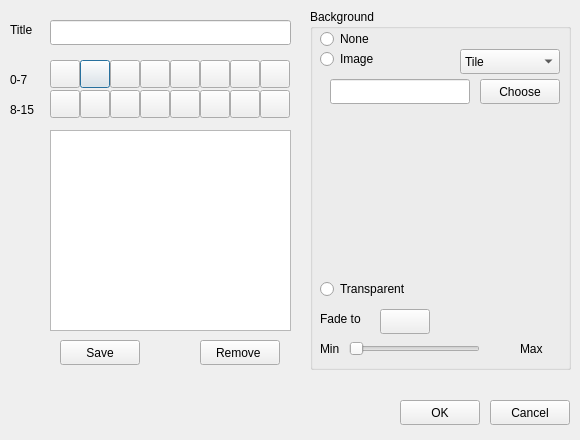
adaptee/qterm-hack, file src/ui/schemedialog.ui: the form before one commit.
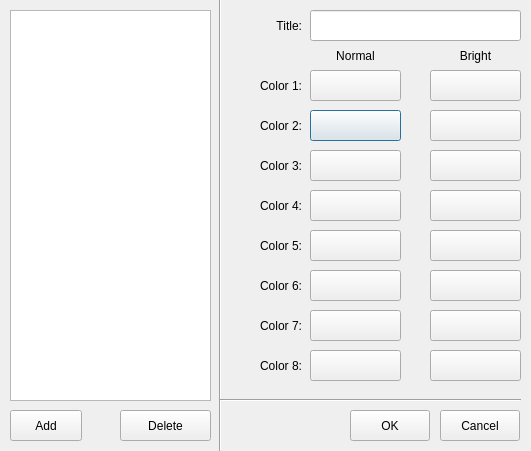
The form after the commit.

Commit message: Redo the scheme dialog, remove the background drawing code

Patch:
```diff
--- a/src/ui/schemedialog.ui
+++ b/src/ui/schemedialog.ui
@@ -3,538 +3,514 @@
  <comment></comment>
  <exportmacro></exportmacro>
  <class>schemeDialog</class>
- <widget class="QDialog" name="schemeDialog" >
-  <property name="geometry" >
+ <widget class="QDialog" name="schemeDialog">
+  <property name="geometry">
    <rect>
     <x>0</x>
     <y>0</y>
-    <width>580</width>
-    <height>440</height>
+    <width>531</width>
+    <height>451</height>
    </rect>
   </property>
-  <property name="minimumSize" >
+  <property name="minimumSize">
    <size>
-    <width>580</width>
+    <width>480</width>
     <height>440</height>
    </size>
   </property>
-  <property name="maximumSize" >
+  <property name="maximumSize">
    <size>
     <width>580</width>
-    <height>440</height>
+    <height>540</height>
    </size>
   </property>
   <property name="windowTitle" >
    <string>Scheme Editor</string>
   </property>
-  <widget class="QLabel" name="textLabel1_2" >
-   <property name="geometry" >
+  <widget class="QLabel" name="textLabel1_2">
+   <property name="geometry">
     <rect>
-     <x>10</x>
-     <y>20</y>
-     <width>40</width>
-     <height>20</height>
+     <x>230</x>
+     <y>10</y>
+     <width>72</width>
+     <height>31</height>
     </rect>
    </property>
-   <property name="text" >
-    <string>Title</string>
+   <property name="text">
+    <string>Title:</string>
    </property>
-  </widget>
-  <widget class="QLabel" name="textLabel2" >
-   <property name="geometry" >
-    <rect>
-     <x>10</x>
-     <y>100</y>
-     <width>30</width>
-     <height>20</height>
-    </rect>
+   <property name="alignment">
+    <set>Qt::AlignRight|Qt::AlignTrailing|Qt::AlignVCenter</set>
    </property>
-   <property name="frameShape" >
-    <enum>QFrame::NoFrame</enum>
-   </property>
-   <property name="frameShadow" >
-    <enum>QFrame::Plain</enum>
-   </property>
-   <property name="text" >
-    <string>8-15</string>
-   </property>
   </widget>
-  <widget class="QPushButton" name="clr1Button" >
-   <property name="geometry" >
+  <widget class="QPushButton" name="clr1Button">
+   <property name="geometry">
     <rect>
-     <x>80</x>
-     <y>60</y>
-     <width>30</width>
-     <height>28</height>
+     <x>310</x>
+     <y>110</y>
+     <width>91</width>
+     <height>31</height>
     </rect>
    </property>
    <property name="text" >
     <string/>
    </property>
   </widget>
-  <widget class="QPushButton" name="clr2Button" >
-   <property name="geometry" >
+  <widget class="QPushButton" name="clr2Button">
+   <property name="geometry">
     <rect>
-     <x>110</x>
-     <y>60</y>
-     <width>30</width>
-     <height>28</height>
+     <x>310</x>
+     <y>150</y>
+     <width>91</width>
+     <height>31</height>
     </rect>
    </property>
    <property name="text" >
     <string/>
    </property>
   </widget>
-  <widget class="QPushButton" name="clr3Button" >
-   <property name="geometry" >
+  <widget class="QPushButton" name="clr3Button">
+   <property name="geometry">
     <rect>
-     <x>140</x>
-     <y>60</y>
-     <width>30</width>
-     <height>28</height>
+     <x>310</x>
+     <y>190</y>
+     <width>91</width>
+     <height>31</height>
     </rect>
    </property>
    <property name="text" >
     <string/>
    </property>
   </widget>
-  <widget class="QPushButton" name="clr4Button" >
-   <property name="geometry" >
+  <widget class="QPushButton" name="clr4Button">
+   <property name="geometry">
     <rect>
-     <x>170</x>
-     <y>60</y>
-     <width>30</width>
-     <height>28</height>
+     <x>310</x>
+     <y>230</y>
+     <width>91</width>
+     <height>31</height>
     </rect>
    </property>
    <property name="text" >
     <string/>
    </property>
   </widget>
-  <widget class="QPushButton" name="clr5Button" >
-   <property name="geometry" >
+  <widget class="QPushButton" name="clr5Button">
+   <property name="geometry">
     <rect>
-     <x>200</x>
-     <y>60</y>
-     <width>30</width>
-     <height>28</height>
+     <x>310</x>
+     <y>270</y>
+     <width>91</width>
+     <height>31</height>
     </rect>
    </property>
    <property name="text" >
     <string/>
    </property>
   </widget>
-  <widget class="QPushButton" name="clr6Button" >
-   <property name="geometry" >
+  <widget class="QPushButton" name="clr6Button">
+   <property name="geometry">
     <rect>
-     <x>230</x>
-     <y>60</y>
-     <width>30</width>
-     <height>28</height>
+     <x>310</x>
+     <y>310</y>
+     <width>91</width>
+     <height>31</height>
     </rect>
    </property>
    <property name="text" >
     <string/>
    </property>
   </widget>
-  <widget class="QPushButton" name="clr7Button" >
-   <property name="geometry" >
+  <widget class="QPushButton" name="clr7Button">
+   <property name="geometry">
     <rect>
-     <x>260</x>
-     <y>60</y>
-     <width>30</width>
-     <height>28</height>
+     <x>310</x>
+     <y>350</y>
+     <width>91</width>
+     <height>31</height>
     </rect>
    </property>
    <property name="text" >
     <string/>
    </property>
   </widget>
-  <widget class="QLineEdit" name="titleLineEdit" >
-   <property name="geometry" >
+  <widget class="QLineEdit" name="titleLineEdit">
+   <property name="geometry">
     <rect>
-     <x>50</x>
-     <y>20</y>
-     <width>241</width>
-     <height>25</height>
+     <x>310</x>
+     <y>10</y>
+     <width>211</width>
+     <height>31</height>
     </rect>
    </property>
   </widget>
-  <widget class="QPushButton" name="clr0Button" >
-   <property name="geometry" >
+  <widget class="QPushButton" name="clr0Button">
+   <property name="geometry">
     <rect>
-     <x>50</x>
-     <y>60</y>
-     <width>30</width>
-     <height>28</height>
+     <x>310</x>
+     <y>70</y>
+     <width>91</width>
+     <height>31</height>
     </rect>
    </property>
    <property name="text" >
     <string/>
    </property>
   </widget>
-  <widget class="QPushButton" name="clr9Button" >
-   <property name="geometry" >
+  <widget class="QPushButton" name="clr9Button">
+   <property name="geometry">
     <rect>
-     <x>80</x>
-     <y>90</y>
-     <width>30</width>
-     <height>28</height>
+     <x>430</x>
+     <y>110</y>
+     <width>91</width>
+     <height>31</height>
     </rect>
    </property>
    <property name="text" >
     <string/>
    </property>
   </widget>
-  <widget class="QPushButton" name="clr10Button" >
-   <property name="geometry" >
+  <widget class="QPushButton" name="clr10Button">
+   <property name="geometry">
     <rect>
-     <x>110</x>
-     <y>90</y>
-     <width>30</width>
-     <height>28</height>
+     <x>430</x>
+     <y>150</y>
+     <width>91</width>
+     <height>31</height>
     </rect>
    </property>
    <property name="text" >
     <string/>
    </property>
   </widget>
-  <widget class="QPushButton" name="clr11Button" >
-   <property name="geometry" >
+  <widget class="QPushButton" name="clr11Button">
+   <property name="geometry">
     <rect>
-     <x>140</x>
-     <y>90</y>
-     <width>30</width>
-     <height>28</height>
+     <x>430</x>
+     <y>190</y>
+     <width>91</width>
+     <height>31</height>
     </rect>
    </property>
    <property name="text" >
     <string/>
    </property>
   </widget>
-  <widget class="QPushButton" name="clr12Button" >
-   <property name="geometry" >
+  <widget class="QPushButton" name="clr12Button">
+   <property name="geometry">
     <rect>
-     <x>170</x>
-     <y>90</y>
-     <width>30</width>
-     <height>28</height>
+     <x>430</x>
+     <y>230</y>
+     <width>91</width>
+     <height>31</height>
     </rect>
    </property>
    <property name="text" >
     <string/>
    </property>
   </widget>
-  <widget class="QPushButton" name="clr13Button" >
-   <property name="geometry" >
+  <widget class="QPushButton" name="clr13Button">
+   <property name="geometry">
     <rect>
-     <x>200</x>
-     <y>90</y>
-     <width>30</width>
-     <height>28</height>
+     <x>430</x>
+     <y>270</y>
+     <width>91</width>
+     <height>31</height>
     </rect>
    </property>
    <property name="text" >
     <string/>
    </property>
   </widget>
-  <widget class="QPushButton" name="clr14Button" >
-   <property name="geometry" >
+  <widget class="QPushButton" name="clr14Button">
+   <property name="geometry">
     <rect>
-     <x>230</x>
-     <y>90</y>
-     <width>30</width>
-     <height>28</height>
+     <x>430</x>
+     <y>310</y>
+     <width>91</width>
+     <height>31</height>
     </rect>
    </property>
    <property name="text" >
     <string/>
    </property>
   </widget>
-  <widget class="QPushButton" name="clr15Button" >
-   <property name="geometry" >
+  <widget class="QPushButton" name="clr15Button">
+   <property name="geometry">
     <rect>
-     <x>260</x>
-     <y>90</y>
-     <width>30</width>
-     <height>28</height>
+     <x>430</x>
+     <y>350</y>
+     <width>91</width>
+     <height>31</height>
     </rect>
    </property>
    <property name="text" >
     <string/>
    </property>
   </widget>
-  <widget class="QPushButton" name="clr8Button" >
-   <property name="geometry" >
+  <widget class="QPushButton" name="clr8Button">
+   <property name="geometry">
     <rect>
-     <x>50</x>
-     <y>90</y>
-     <width>30</width>
-     <height>28</height>
+     <x>430</x>
+     <y>70</y>
+     <width>91</width>
+     <height>31</height>
     </rect>
    </property>
    <property name="text" >
     <string/>
    </property>
   </widget>
-  <widget class="QLabel" name="textLabel1" >
-   <property name="geometry" >
+  <widget class="QPushButton" name="saveButton">
+   <property name="geometry">
     <rect>
      <x>10</x>
-     <y>70</y>
-     <width>30</width>
-     <height>20</height>
+     <y>410</y>
+     <width>72</width>
+     <height>31</height>
     </rect>
    </property>
-   <property name="text" >
-    <string>0-7</string>
+   <property name="text">
+    <string>Add</string>
    </property>
   </widget>
-  <widget class="QPushButton" name="saveButton" >
-   <property name="geometry" >
+  <widget class="QPushButton" name="removeButton">
+   <property name="geometry">
     <rect>
-     <x>60</x>
-     <y>340</y>
-     <width>80</width>
-     <height>25</height>
+     <x>120</x>
+     <y>410</y>
+     <width>91</width>
+     <height>31</height>
     </rect>
    </property>
-   <property name="text" >
-    <string>Save</string>
+   <property name="text">
+    <string>Delete</string>
    </property>
   </widget>
-  <widget class="QPushButton" name="removeButton" >
-   <property name="geometry" >
+  <widget class="QPushButton" name="cancelButton">
+   <property name="geometry">
     <rect>
-     <x>200</x>
-     <y>340</y>
+     <x>440</x>
+     <y>410</y>
      <width>80</width>
-     <height>25</height>
+     <height>31</height>
     </rect>
    </property>
-   <property name="text" >
-    <string>Remove </string>
-   </property>
-  </widget>
-  <widget class="QPushButton" name="cancelButton" >
-   <property name="geometry" >
-    <rect>
-     <x>490</x>
-     <y>400</y>
-     <width>80</width>
-     <height>25</height>
-    </rect>
-   </property>
-   <property name="text" >
+   <property name="text">
     <string>Cancel</string>
    </property>
   </widget>
-  <widget class="QPushButton" name="okButton" >
-   <property name="geometry" >
+  <widget class="QPushButton" name="okButton">
+   <property name="geometry">
     <rect>
-     <x>400</x>
-     <y>400</y>
+     <x>350</x>
+     <y>410</y>
      <width>80</width>
-     <height>25</height>
+     <height>31</height>
     </rect>
    </property>
    <property name="text" >
     <string>OK</string>
    </property>
   </widget>
-  <widget class="QGroupBox" name="groupBox" >
-   <property name="geometry" >
+  <widget class="QListWidget" name="nameListWidget">
+   <property name="geometry">
     <rect>
-     <x>310</x>
-     <y>9</y>
-     <width>261</width>
-     <height>361</height>
+     <x>10</x>
+     <y>10</y>
+     <width>201</width>
+     <height>391</height>
     </rect>
    </property>
-   <property name="title" >
-    <string>Background</string>
+  </widget>
+  <widget class="Line" name="line">
+   <property name="geometry">
+    <rect>
+     <x>210</x>
+     <y>-20</y>
+     <width>20</width>
+     <height>471</height>
+    </rect>
    </property>
-   <widget class="QLabel" name="TextLabel1" >
-    <property name="geometry" >
-     <rect>
-      <x>10</x>
-      <y>300</y>
-      <width>66</width>
-      <height>20</height>
-     </rect>
-    </property>
-    <property name="text" >
-     <string>Fade to</string>
-    </property>
-   </widget>
-   <widget class="QLabel" name="TextLabel2" >
-    <property name="geometry" >
-     <rect>
-      <x>10</x>
-      <y>330</y>
-      <width>40</width>
-      <height>20</height>
-     </rect>
-    </property>
-    <property name="text" >
-     <string>Min</string>
-    </property>
-   </widget>
-   <widget class="QRadioButton" name="noneRadioButton" >
-    <property name="geometry" >
-     <rect>
-      <x>10</x>
-      <y>20</y>
-      <width>70</width>
-      <height>20</height>
-     </rect>
-    </property>
-    <property name="text" >
-     <string>None</string>
-    </property>
-   </widget>
-   <widget class="QLineEdit" name="imageLineEdit" >
-    <property name="geometry" >
-     <rect>
-      <x>20</x>
-      <y>70</y>
-      <width>140</width>
-      <height>25</height>
-     </rect>
-    </property>
-   </widget>
-   <widget class="QPushButton" name="chooseButton" >
-    <property name="geometry" >
-     <rect>
-      <x>170</x>
-      <y>70</y>
-      <width>80</width>
-      <height>25</height>
-     </rect>
-    </property>
-    <property name="text" >
-     <string>Choose</string>
-    </property>
-   </widget>
-   <widget class="QLabel" name="imagePixmapLabel" >
-    <property name="geometry" >
-     <rect>
-      <x>20</x>
-      <y>110</y>
-      <width>170</width>
-      <height>151</height>
-     </rect>
-    </property>
-    <property name="text" >
-     <string/>
-    </property>
-    <property name="scaledContents" >
-     <bool>true</bool>
-    </property>
-   </widget>
-   <widget class="QSlider" name="alphaSlider" >
-    <property name="geometry" >
-     <rect>
-      <x>39</x>
-      <y>330</y>
-      <width>131</width>
-      <height>20</height>
-     </rect>
-    </property>
-    <property name="orientation" >
-     <enum>Qt::Horizontal</enum>
-    </property>
-   </widget>
-   <widget class="QLabel" name="TextLabel3" >
-    <property name="geometry" >
-     <rect>
-      <x>210</x>
-      <y>330</y>
-      <width>40</width>
-      <height>20</height>
-     </rect>
-    </property>
-    <property name="text" >
-     <string>Max</string>
-    </property>
-   </widget>
-   <widget class="QPushButton" name="fadeButton" >
-    <property name="geometry" >
-     <rect>
-      <x>70</x>
-      <y>300</y>
-      <width>50</width>
-      <height>25</height>
-     </rect>
-    </property>
-    <property name="text" >
-     <string/>
-    </property>
-   </widget>
-   <widget class="QComboBox" name="typeComboBox" >
-    <property name="geometry" >
-     <rect>
-      <x>150</x>
-      <y>40</y>
-      <width>100</width>
-      <height>25</height>
-     </rect>
-    </property>
-    <item>
-     <property name="text" >
-      <string>Tile</string>
-     </property>
-    </item>
-    <item>
-     <property name="text" >
-      <string>Center</string>
-     </property>
-    </item>
-    <item>
-     <property name="text" >
-      <string>Scale</string>
-     </property>
-    </item>
-   </widget>
-   <widget class="QRadioButton" name="imageRadioButton" >
-    <property name="geometry" >
-     <rect>
-      <x>10</x>
-      <y>40</y>
-      <width>101</width>
-      <height>20</height>
-     </rect>
-    </property>
-    <property name="text" >
-     <string>Image</string>
-    </property>
-   </widget>
-   <widget class="QRadioButton" name="transpRadioButton" >
-    <property name="geometry" >
-     <rect>
-      <x>10</x>
-      <y>270</y>
-      <width>101</width>
-      <height>20</height>
-     </rect>
-    </property>
-    <property name="text" >
-     <string>Transparent</string>
-    </property>
-   </widget>
+   <property name="orientation">
+    <enum>Qt::Vertical</enum>
+   </property>
   </widget>
-  <widget class="QListWidget" name="nameListWidget" >
-   <property name="geometry" >
+  <widget class="QLabel" name="textLabel1_3">
+   <property name="geometry">
     <rect>
-     <x>50</x>
-     <y>130</y>
-     <width>241</width>
-     <height>201</height>
+     <x>320</x>
+     <y>40</y>
+     <width>71</width>
+     <height>31</height>
     </rect>
+   </property>
+   <property name="text">
+    <string>Normal</string>
+   </property>
+   <property name="alignment">
+    <set>Qt::AlignCenter</set>
+   </property>
+  </widget>
+  <widget class="QLabel" name="textLabel1_4">
+   <property name="geometry">
+    <rect>
+     <x>440</x>
+     <y>40</y>
+     <width>71</width>
+     <height>31</height>
+    </rect>
+   </property>
+   <property name="text">
+    <string>Bright</string>
+   </property>
+   <property name="alignment">
+    <set>Qt::AlignCenter</set>
+   </property>
+  </widget>
+  <widget class="QLabel" name="textLabel1_5">
+   <property name="geometry">
+    <rect>
+     <x>230</x>
+     <y>70</y>
+     <width>72</width>
+     <height>31</height>
+    </rect>
+   </property>
+   <property name="text">
+    <string>Color 1:</string>
+   </property>
+   <property name="alignment">
+    <set>Qt::AlignRight|Qt::AlignTrailing|Qt::AlignVCenter</set>
+   </property>
+  </widget>
+  <widget class="QLabel" name="textLabel1_6">
+   <property name="geometry">
+    <rect>
+     <x>230</x>
+     <y>110</y>
+     <width>72</width>
+     <height>31</height>
+    </rect>
+   </property>
+   <property name="text">
+    <string>Color 2:</string>
+   </property>
+   <property name="alignment">
+    <set>Qt::AlignRight|Qt::AlignTrailing|Qt::AlignVCenter</set>
+   </property>
+  </widget>
+  <widget class="QLabel" name="textLabel1_7">
+   <property name="geometry">
+    <rect>
+     <x>230</x>
+     <y>150</y>
+     <width>72</width>
+     <height>31</height>
+    </rect>
+   </property>
+   <property name="text">
+    <string>Color 3:</string>
+   </property>
+   <property name="alignment">
+    <set>Qt::AlignRight|Qt::AlignTrailing|Qt::AlignVCenter</set>
+   </property>
+  </widget>
+  <widget class="QLabel" name="textLabel1_8">
+   <property name="geometry">
+    <rect>
+     <x>230</x>
+     <y>190</y>
+     <width>72</width>
+     <height>31</height>
+    </rect>
+   </property>
+   <property name="text">
+    <string>Color 4:</string>
+   </property>
+   <property name="alignment">
+    <set>Qt::AlignRight|Qt::AlignTrailing|Qt::AlignVCenter</set>
+   </property>
+  </widget>
+  <widget class="QLabel" name="textLabel1_9">
+   <property name="geometry">
+    <rect>
+     <x>230</x>
+     <y>230</y>
+     <width>72</width>
+     <height>31</height>
+    </rect>
+   </property>
+   <property name="text">
+    <string>Color 5:</string>
+   </property>
+   <property name="alignment">
+    <set>Qt::AlignRight|Qt::AlignTrailing|Qt::AlignVCenter</set>
+   </property>
+  </widget>
+  <widget class="QLabel" name="textLabel1_10">
+   <property name="geometry">
+    <rect>
+     <x>230</x>
+     <y>270</y>
+     <width>72</width>
+     <height>31</height>
+    </rect>
+   </property>
+   <property name="text">
+    <string>Color 6:</string>
+   </property>
+   <property name="alignment">
+    <set>Qt::AlignRight|Qt::AlignTrailing|Qt::AlignVCenter</set>
+   </property>
+  </widget>
+  <widget class="QLabel" name="textLabel1_11">
+   <property name="geometry">
+    <rect>
+     <x>230</x>
+     <y>310</y>
+     <width>72</width>
+     <height>31</height>
+    </rect>
+   </property>
+   <property name="text">
+    <string>Color 7:</string>
+   </property>
+   <property name="alignment">
+    <set>Qt::AlignRight|Qt::AlignTrailing|Qt::AlignVCenter</set>
+   </property>
+  </widget>
+  <widget class="QLabel" name="textLabel1_12">
+   <property name="geometry">
+    <rect>
+     <x>230</x>
+     <y>350</y>
+     <width>72</width>
+     <height>31</height>
+    </rect>
+   </property>
+   <property name="text">
+    <string>Color 8:</string>
+   </property>
+   <property name="alignment">
+    <set>Qt::AlignRight|Qt::AlignTrailing|Qt::AlignVCenter</set>
+   </property>
+  </widget>
+  <widget class="Line" name="line_2">
+   <property name="geometry">
+    <rect>
+     <x>220</x>
+     <y>390</y>
+     <width>301</width>
+     <height>20</height>
+    </rect>
+   </property>
+   <property name="orientation">
+    <enum>Qt::Horizontal</enum>
    </property>
   </widget>
  </widget>
- <layoutdefault spacing="6" margin="11" />
+ <layoutdefault spacing="6" margin="11"/>
  <pixmapfunction>qPixmapFromMimeSource</pixmapfunction>
  <resources/>
  <connections/>
```
Left out of the diff: 42 changed lines with no effect on the pictures. The commit also changes 8 other files.
